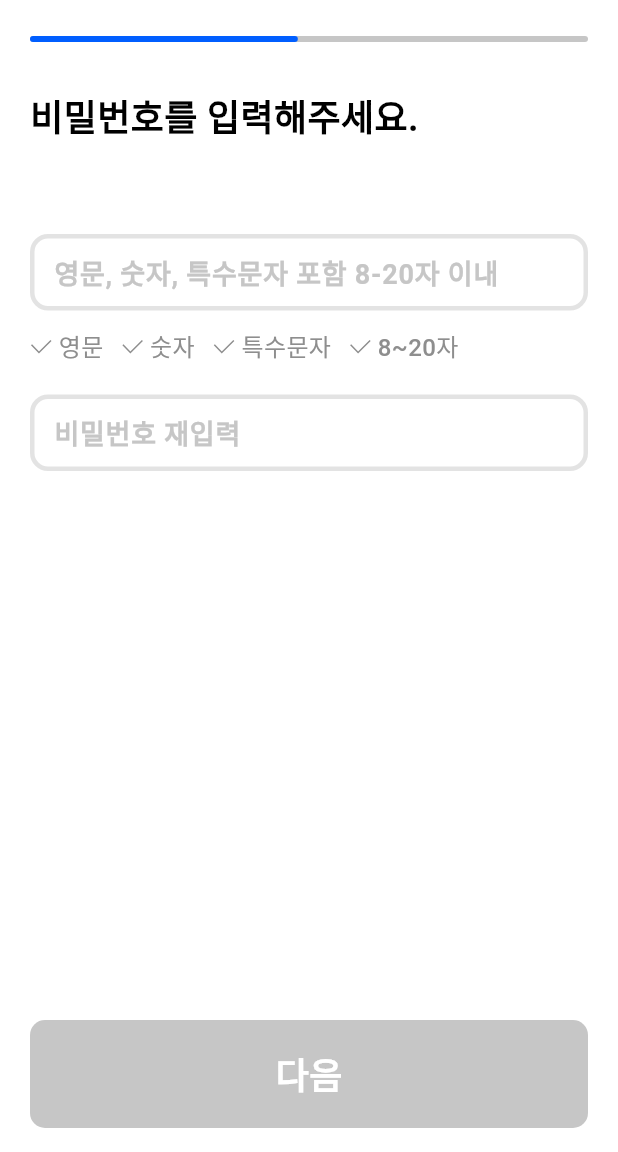
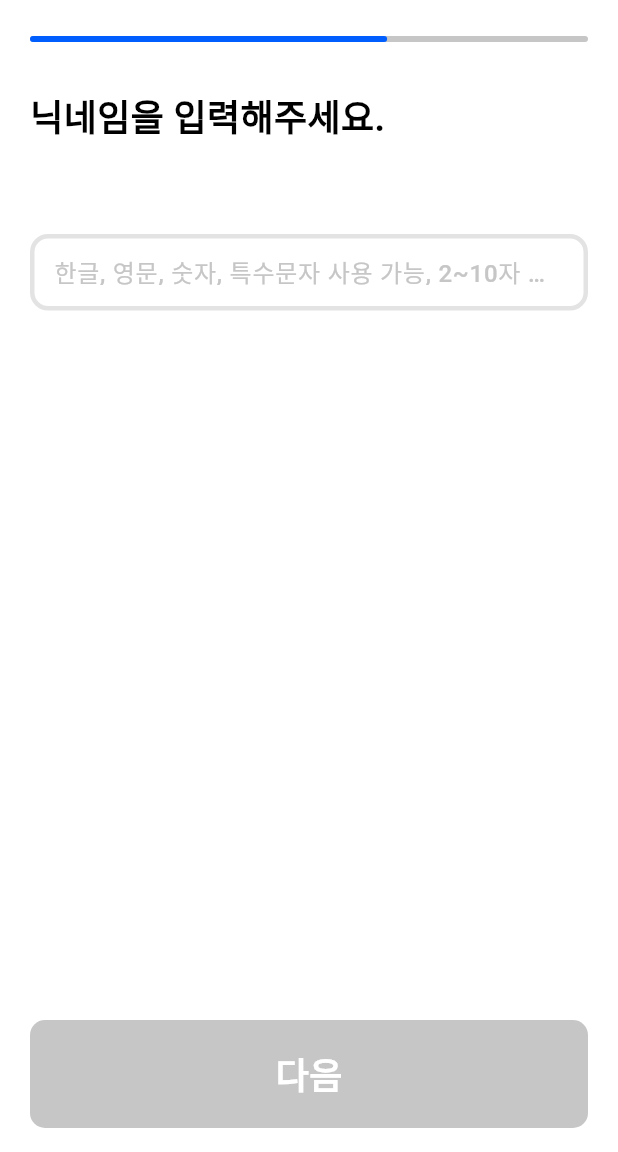
Before and after one commit to howWeather/howWeather-Client, a Flutter app: the screen it shows after launch, on a phone screen of 412 x 824 dp, the part 84-1236 px from its top. Run offline on Flutter 3.47's test engine with Material 3 defaults, Android fonts, the phone set to English and light mode, and no system bars; our stand-ins replace flutter_riverpod, flutter_svg, go_router; Roboto replaces fonts that are missing (Pretendard); project files that could hold a hidden picture were left out.

Commit message:
feat: signup nickname screen (#4)

```diff
--- a/lib/main.dart
+++ b/lib/main.dart
@@ -2,6 +2,7 @@ import 'package:client/designs/HowWeatherColor.dart';
 import 'package:client/screens/signSplash.dart';
 import 'package:client/screens/signUp/signUpEmail.dart';
 import 'package:client/screens/signUp/signUpId.dart';
+import 'package:client/screens/signUp/signUpNickname.dart';
 import 'package:client/screens/signUp/signUpPassword.dart';
 import 'package:flutter/material.dart';
 import 'package:flutter_riverpod/flutter_riverpod.dart';
@@ -9,7 +10,7 @@ import 'package:go_router/go_router.dart';
 
 final routerProvider = Provider<GoRouter>((ref) {
   return GoRouter(
-    initialLocation: '/signUp/password',
+    initialLocation: '/signUp/nickname',
     routes: [
       GoRoute(
         path: '/',
@@ -26,6 +27,10 @@ final routerProvider = Provider<GoRouter>((ref) {
       GoRoute(
         path: '/signUp/password',
         builder: (context, state) => SignUpPassword(),
+      ),
+      GoRoute(
+        path: '/signUp/nickname',
+        builder: (context, state) => SignUpNickname(),
       ),
     ],
   );
--- a/lib/screens/signUp/signUpEmail.dart
+++ b/lib/screens/signUp/signUpEmail.dart
@@ -89,8 +89,8 @@ class SignUpEmail extends ConsumerWidget {
                       labelText: "이메일 입력",
                       labelStyle: TextStyle(
                         fontFamily: 'Pretendard',
-                        fontSize: 18,
-                        fontWeight: FontWeight.w600,
+                        fontSize: 16,
+                        fontWeight: FontWeight.w500,
                         color: HowWeatherColor.neutral[200],
                       ),
                       contentPadding:
@@ -134,8 +134,8 @@ class SignUpEmail extends ConsumerWidget {
                       labelText: "선택",
                       labelStyle: TextStyle(
                         fontFamily: 'Pretendard',
-                        fontSize: 18,
-                        fontWeight: FontWeight.w600,
+                        fontSize: 16,
+                        fontWeight: FontWeight.w500,
                         color: HowWeatherColor.neutral[200],
                       ),
                       contentPadding:
--- a/lib/screens/signUp/signUpId.dart
+++ b/lib/screens/signUp/signUpId.dart
@@ -115,8 +115,8 @@ class SignUpId extends ConsumerWidget {
                       labelText: "아이디 입력",
                       labelStyle: TextStyle(
                         fontFamily: 'Pretendard',
-                        fontSize: 18,
-                        fontWeight: FontWeight.w600,
+                        fontSize: 16,
+                        fontWeight: FontWeight.w500,
                         color: HowWeatherColor.neutral[200],
                       ),
                       contentPadding:
--- /dev/null
+++ b/lib/screens/signUp/signUpNickname.dart
@@ -0,0 +1,138 @@
+import 'package:client/designs/HowWeatherColor.dart';
+import 'package:client/designs/HowWeatherTypo.dart';
+import 'package:flutter/material.dart';
+import 'package:flutter_riverpod/flutter_riverpod.dart';
+import 'package:flutter_svg/svg.dart';
+import 'package:go_router/go_router.dart';
+
+final nicknameProvider = StateProvider<String>((ref) => '');
+
+// 아이디 형식 유효성 검사 (한글, 영문, 숫자, 특수문자 사용 가능, 2~10자 이내)
+final isFormatValidProvider = Provider<bool>((ref) {
+  final nickname = ref.watch(nicknameProvider);
+  final regex = RegExp(
+    r'^[ㄱ-ㅎ가-힣a-zA-Z0-9!@#$%^&*()_+|~=`{}\[\]:";\<>?,.\/]{2,10}$',
+  );
+  return regex.hasMatch(nickname);
+});
+
+final isAllValidProvider = Provider<bool>((ref) {
+  final formatValid = ref.watch(isFormatValidProvider);
+  return formatValid;
+});
+
+class SignUpNickname extends ConsumerWidget {
+  SignUpNickname({super.key});
+
+  @override
+  Widget build(BuildContext context, WidgetRef ref) {
+    return Scaffold(
+      backgroundColor: HowWeatherColor.white,
+      appBar: AppBar(
+        backgroundColor: Colors.transparent,
+        title: Medium_18px(text: "회원가입"),
+        centerTitle: true,
+        leading: InkWell(
+          onTap: () {
+            context.pop();
+          },
+          child: SvgPicture.asset(
+            "assets/icons/chevron-left.svg",
+            fit: BoxFit.scaleDown,
+            height: 20,
+            width: 20,
+          ),
+        ),
+      ),
+      body: Container(
+        padding: EdgeInsets.symmetric(horizontal: 20, vertical: 24),
+        child: Column(
+          crossAxisAlignment: CrossAxisAlignment.start,
+          children: [
+            LinearProgressIndicator(
+              value: 0.64,
+              backgroundColor: HowWeatherColor.neutral[200],
+              color: HowWeatherColor.primary[900],
+              borderRadius: BorderRadius.circular(10),
+            ),
+            SizedBox(
+              height: 32,
+            ),
+            Semibold_24px(text: "닉네임을 입력해주세요."),
+            SizedBox(
+              height: 60,
+            ),
+            TextFormField(
+              onChanged: (value) =>
+                  ref.read(nicknameProvider.notifier).state = value,
+              style: TextStyle(
+                  fontSize: 18,
+                  fontWeight: FontWeight.w600,
+                  color: HowWeatherColor.black),
+              decoration: InputDecoration(
+                enabledBorder: OutlineInputBorder(
+                  borderRadius: BorderRadius.circular(12),
+                  borderSide: BorderSide(
+                    color: HowWeatherColor.neutral[100]!,
+                    width: 3,
+                  ),
+                ),
+                filled: true,
+                fillColor: HowWeatherColor.neutral[50],
+                focusedBorder: OutlineInputBorder(
+                  borderRadius: BorderRadius.circular(12),
+                  borderSide: BorderSide(
+                    color: HowWeatherColor.neutral[200]!,
+                    width: 3,
+                  ),
+                ),
+                floatingLabelBehavior: FloatingLabelBehavior.never,
+                labelText: "한글, 영문, 숫자, 특수문자 사용 가능, 2~10자 이내",
+                labelStyle: TextStyle(
+                  fontFamily: 'Pretendard',
+                  fontSize: 16,
+                  fontWeight: FontWeight.w500,
+                  color: HowWeatherColor.neutral[200],
+                ),
+                contentPadding:
+                    EdgeInsets.symmetric(horizontal: 12, vertical: 12),
+              ),
+            ),
+          ],
+        ),
+      ),
+      bottomSheet: bottomSheetWidget(context, ref),
+    );
+  }
+
+  Widget bottomSheetWidget(BuildContext context, ref) {
+    final isAllValid = ref.watch(isAllValidProvider);
+    return GestureDetector(
+      onTap: isAllValid
+          ? () {
+              context.push('/signUp/personal');
+            }
+          : null,
+      child: Container(
+        width: double.maxFinite,
+        padding: EdgeInsets.symmetric(horizontal: 20, vertical: 16),
+        color: HowWeatherColor.white,
+        child: Container(
+          height: 72,
+          decoration: BoxDecoration(
+            borderRadius: BorderRadius.circular(10),
+            color: isAllValid
+                ? HowWeatherColor.primary[900]
+                : HowWeatherColor.neutral[200],
+          ),
+          child: Center(
+            child: Semibold_24px(
+              text: "다음",
+              color: HowWeatherColor.white,
+            ),
+          ),
+        ),
+      ),
+    );
+  }
+}
--- a/lib/screens/signUp/signUpPassword.dart
+++ b/lib/screens/signUp/signUpPassword.dart
@@ -223,8 +223,8 @@ class SignUpPassword extends ConsumerWidget {
         labelText: "영문, 숫자, 특수문자 포함 8-20자 이내",
         labelStyle: TextStyle(
           fontFamily: 'Pretendard',
-          fontSize: 18,
-          fontWeight: FontWeight.w600,
+          fontSize: 16,
+          fontWeight: FontWeight.w500,
           color: HowWeatherColor.neutral[200],
         ),
         suffixIcon: (password.isNotEmpty)
@@ -282,8 +282,8 @@ class SignUpPassword extends ConsumerWidget {
         labelText: "비밀번호 재입력",
         labelStyle: TextStyle(
           fontFamily: 'Pretendard',
-          fontSize: 18,
-          fontWeight: FontWeight.w600,
+          fontSize: 16,
+          fontWeight: FontWeight.w500,
           color: HowWeatherColor.neutral[200],
         ),
         suffixIcon: (checkPassword.isNotEmpty)
```
